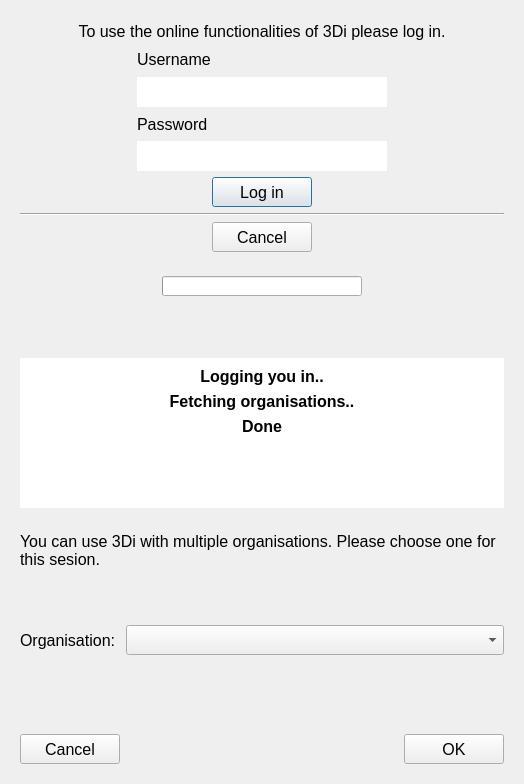
Old version of the form threedi_api_qgis_client/ui/log_in.ui in the repository nens/threedi-api-qgis-client.
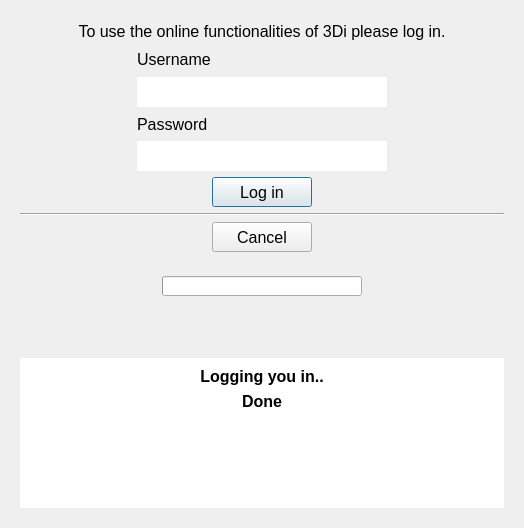
New version of the form.

What changed in the file:
```diff
--- a/threedi_api_qgis_client/ui/log_in.ui
+++ b/threedi_api_qgis_client/ui/log_in.ui
@@ -10,7 +10,7 @@
     <x>0</x>
     <y>0</y>
     <width>524</width>
-    <height>780</height>
+    <height>524</height>
    </rect>
   </property>
   <property name="sizePolicy">
@@ -406,24 +406,6 @@
            </property>
           </widget>
          </item>
-         <item>
-          <widget class="QLabel" name="fetch_msg">
-           <property name="font">
-            <font>
-             <family>Segoe UI</family>
-             <pointsize>12</pointsize>
-             <weight>75</weight>
-             <bold>true</bold>
-            </font>
-           </property>
-           <property name="text">
-            <string>Fetching organisations..</string>
-           </property>
-           <property name="alignment">
-            <set>Qt::AlignCenter</set>
-           </property>
-          </widget>
-         </item>
          <item>
           <widget class="QLabel" name="done_msg">
            <property name="font">
@@ -474,162 +456,6 @@
      </layout>
     </widget>
    </item>
-   <item row="2" column="0" colspan="2">
-    <widget class="QWidget" name="organisation_widget" native="true">
-     <property name="minimumSize">
-      <size>
-       <width>500</width>
-       <height>250</height>
-      </size>
-     </property>
-     <layout class="QGridLayout" name="gridLayout_9">
-      <item row="3" column="0" colspan="4">
-       <spacer name="verticalSpacer_6">
-        <property name="orientation">
-         <enum>Qt::Vertical</enum>
-        </property>
-        <property name="sizeHint" stdset="0">
-         <size>
-          <width>20</width>
-          <height>40</height>
-         </size>
-        </property>
-       </spacer>
-      </item>
-      <item row="1" column="0" colspan="4">
-       <spacer name="verticalSpacer_7">
-        <property name="orientation">
-         <enum>Qt::Vertical</enum>
-        </property>
-        <property name="sizeType">
-         <enum>QSizePolicy::Preferred</enum>
-        </property>
-        <property name="sizeHint" stdset="0">
-         <size>
-          <width>20</width>
-          <height>50</height>
-         </size>
-        </property>
-       </spacer>
-      </item>
-      <item row="2" column="1" colspan="3">
-       <widget class="QComboBox" name="organisations_box">
-        <property name="minimumSize">
-         <size>
-          <width>0</width>
-          <height>30</height>
-         </size>
-        </property>
-        <property name="font">
-         <font>
-          <pointsize>10</pointsize>
-         </font>
-        </property>
-       </widget>
-      </item>
-      <item row="0" column="0" colspan="4">
-       <widget class="QLabel" name="organisation_label">
-        <property name="font">
-         <font>
-          <pointsize>12</pointsize>
-         </font>
-        </property>
-        <property name="text">
-         <string>You can use 3Di with multiple organisations. Please choose one for this sesion.</string>
-        </property>
-        <property name="wordWrap">
-         <bool>true</bool>
-        </property>
-       </widget>
-      </item>
-      <item row="2" column="0">
-       <widget class="QLabel" name="label_6">
-        <property name="maximumSize">
-         <size>
-          <width>120</width>
-          <height>16777215</height>
-         </size>
-        </property>
-        <property name="font">
-         <font>
-          <pointsize>12</pointsize>
-         </font>
-        </property>
-        <property name="text">
-         <string>Organisation:</string>
-        </property>
-       </widget>
-      </item>
-      <item row="4" column="3">
-       <widget class="QPushButton" name="pb_organisation">
-        <property name="sizePolicy">
-         <sizepolicy hsizetype="Minimum" vsizetype="Fixed">
-          <horstretch>0</horstretch>
-          <verstretch>0</verstretch>
-         </sizepolicy>
-        </property>
-        <property name="minimumSize">
-         <size>
-          <width>100</width>
-          <height>30</height>
-         </size>
-        </property>
-        <property name="maximumSize">
-         <size>
-          <width>16777215</width>
-          <height>16777215</height>
-         </size>
-        </property>
-        <property name="font">
-         <font>
-          <pointsize>12</pointsize>
-         </font>
-        </property>
-        <property name="text">
-         <string>OK</string>
-        </property>
-       </widget>
-      </item>
-      <item row="4" column="2">
-       <spacer name="horizontalSpacer_10">
-        <property name="orientation">
-         <enum>Qt::Horizontal</enum>
-        </property>
-        <property name="sizeHint" stdset="0">
-         <size>
-          <width>40</width>
-          <height>20</height>
-         </size>
-        </property>
-       </spacer>
-      </item>
-      <item row="4" column="0">
-       <widget class="QPushButton" name="pb_cancel_organisation">
-        <property name="minimumSize">
-         <size>
-          <width>100</width>
-          <height>30</height>
-         </size>
-        </property>
-        <property name="maximumSize">
-         <size>
-          <width>16777215</width>
-          <height>16777215</height>
-         </size>
-        </property>
-        <property name="font">
-         <font>
-          <pointsize>12</pointsize>
-         </font>
-        </property>
-        <property name="text">
-         <string>Cancel</string>
-        </property>
-       </widget>
-      </item>
-     </layout>
-    </widget>
-   </item>
   </layout>
  </widget>
  <tabstops>
```
Left out of the diff: 2 changed lines with no effect on the pictures.
